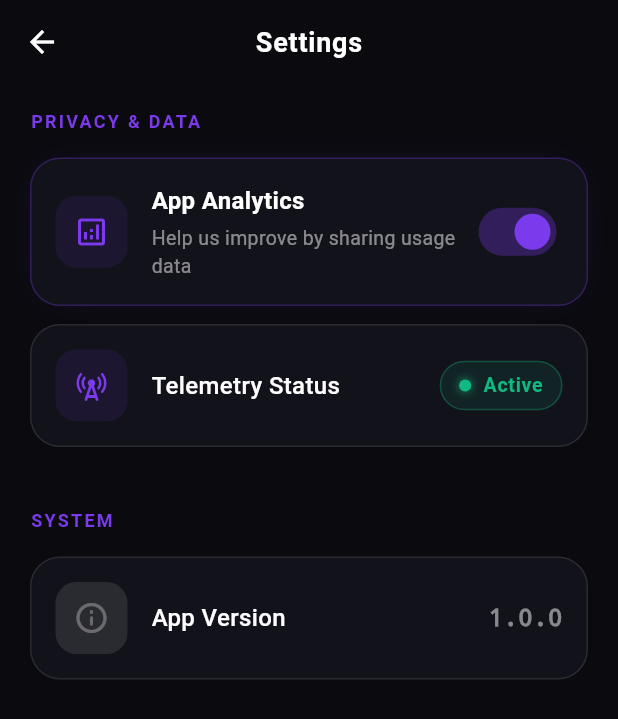
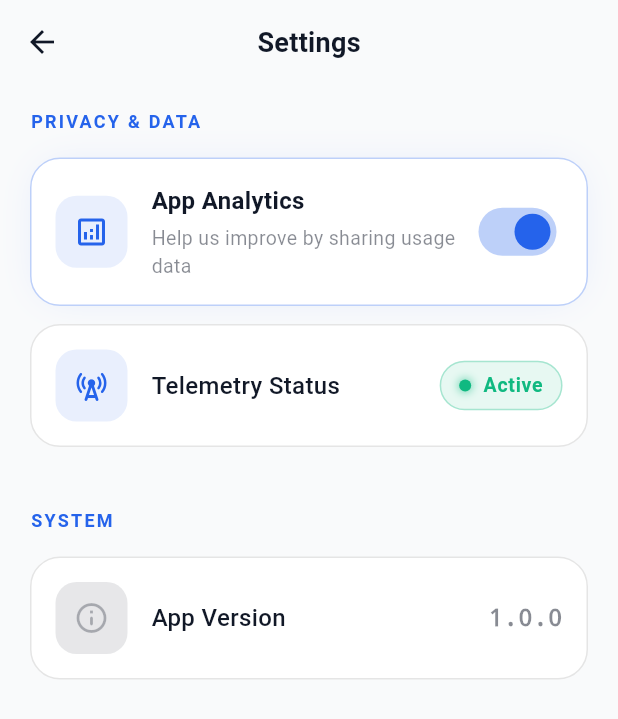
Before and after one commit to Sri-Varshith/DocuLens, a Flutter app: the screen it shows after launch, after a tap on the "settings" icon, on a phone screen of 412 x 824 dp. Shown: the top 719 px of the screen. Run offline on Flutter 3.47's test engine with Material 3 defaults, Android fonts, the phone set to English and light mode, and no system bars; drawn by our look-alikes of flutter_animate; our stand-ins replace firebase_analytics, firebase_core, image_picker, sqflite; missing offline and left inert: google_mlkit_entity_extraction, google_mlkit_text_recognition; accounts and stored records are empty.

Commit message:
theme updated

```diff
--- a/doculens/lib/main.dart
+++ b/doculens/lib/main.dart
@@ -18,7 +18,7 @@ class DocuLensApp extends StatelessWidget {
     return MaterialApp(
       title: 'DocuLens',
       debugShowCheckedModeBanner: false,
-      theme: AppTheme.darkTheme,
+      theme: AppTheme.lightTheme,
       home: const HomeScreen(),
     );
   }
--- a/doculens/lib/theme/app_theme.dart
+++ b/doculens/lib/theme/app_theme.dart
@@ -1,59 +1,76 @@
 import 'package:flutter/material.dart';
 
 class AppColors {
-  static const background = Color(0xFF0A0A0F);
-  static const surface = Color(0xFF12121A);
-  static const surfaceLight = Color(0xFF1C1C28);
-  static const primary = Color(0xFF7C3AED);
-  static const accent = Color(0xFFA855F7);
+  // Soft, clean backgrounds
+  static const background = Color(0xFFF9FAFB);   // Very light, breathable gray
+  static const surface = Color(0xFFFFFFFF);      // Pure white for cards/content
+  static const surfaceLight = Color(0xFFF3F4F6); // Subtle gray for inactive states
+
+  // Calm, trustworthy primary colors (Classic Tech Blue)
+  static const primary = Color(0xFF2563EB);      // Reliable, calm blue
+  static const accent = Color(0xFF3B82F6);       // Slightly lighter blue for active states
+
+  // Standard semantic colors (kept standard so users instinctively understand them)
   static const success = Color(0xFF10B981);
   static const warning = Color(0xFFF59E0B);
   static const error = Color(0xFFEF4444);
-  static const textPrimary = Color(0xFFFFFFFF);
-  static const textSecondary = Color(0xFF9CA3AF);
-  static const border = Color(0xFF2D2D3D);
+
+  // Highly readable text colors (Charcoal is better for eyes than pure black)
+  static const textPrimary = Color(0xFF111827);
+  static const textSecondary = Color(0xFF6B7280);
+
+  // Extremely subtle borders to separate content without clutter
+  static const border = Color(0xFFE5E7EB);
 }
 
 class AppTheme {
-  static ThemeData get darkTheme {
+  static ThemeData get lightTheme { // Renamed from darkTheme
     return ThemeData(
       useMaterial3: true,
-      brightness: Brightness.dark,
+      brightness: Brightness.light,
       scaffoldBackgroundColor: AppColors.background,
-      colorScheme: const ColorScheme.dark(
-        background: AppColors.background,
+
+      colorScheme: const ColorScheme.light(
         surface: AppColors.surface,
         primary: AppColors.primary,
         secondary: AppColors.accent,
         error: AppColors.error,
+        onSurface: AppColors.textPrimary,
       ),
+
       appBarTheme: const AppBarTheme(
-        backgroundColor: AppColors.background,
+        backgroundColor: AppColors.surface, // Clean white header
+        foregroundColor: AppColors.textPrimary,
         elevation: 0,
         centerTitle: true,
+        scrolledUnderElevation: 1, // Slight shadow when scrolling
         titleTextStyle: TextStyle(
           color: AppColors.textPrimary,
           fontSize: 18,
           fontWeight: FontWeight.w600,
-          letterSpacing: 0.5,
+          letterSpacing: 0.2,
         ),
         iconTheme: IconThemeData(color: AppColors.textPrimary),
       ),
+
       cardTheme: CardThemeData(
         color: AppColors.surface,
-        elevation: 0,
+        elevation: 0, // Flat design
+        margin: EdgeInsets.zero,
         shape: RoundedRectangleBorder(
-          borderRadius: BorderRadius.circular(16),
-          side: BorderSide(color: AppColors.border, width: 1),
+          borderRadius: BorderRadius.circular(12),
+          side: const BorderSide(color: AppColors.border, width: 1),
         ),
       ),
+
       elevatedButtonTheme: ElevatedButtonThemeData(
         style: ElevatedButton.styleFrom(
           backgroundColor: AppColors.primary,
           foregroundColor: Colors.white,
+          elevation: 0, // Flat buttons look more modern and calm
           padding: const EdgeInsets.symmetric(vertical: 16, horizontal: 24),
           shape: RoundedRectangleBorder(
-            borderRadius: BorderRadius.circular(12),
+            borderRadius: BorderRadius.circular(10),
           ),
           textStyle: const TextStyle(
             fontSize: 16,
@@ -61,13 +78,14 @@ class AppTheme {
           ),
         ),
       ),
+
       outlinedButtonTheme: OutlinedButtonThemeData(
         style: OutlinedButton.styleFrom(
-          foregroundColor: AppColors.accent,
+          foregroundColor: AppColors.primary,
           padding: const EdgeInsets.symmetric(vertical: 16, horizontal: 24),
-          side: const BorderSide(color: AppColors.accent, width: 1.5),
+          side: const BorderSide(color: AppColors.border, width: 1.5),
           shape: RoundedRectangleBorder(
-            borderRadius: BorderRadius.circular(12),
+            borderRadius: BorderRadius.circular(10),
           ),
           textStyle: const TextStyle(
             fontSize: 16,
@@ -75,17 +93,38 @@ class AppTheme {
           ),
         ),
       ),
+
       switchTheme: SwitchThemeData(
         thumbColor: WidgetStateProperty.resolveWith((states) {
-          if (states.contains(WidgetState.selected)) return AppColors.primary;
+          if (states.contains(WidgetState.selected)) return Colors.white;
           return AppColors.textSecondary;
         }),
         trackColor: WidgetStateProperty.resolveWith((states) {
           if (states.contains(WidgetState.selected)) {
-            return AppColors.primary.withOpacity(0.4);
+            return AppColors.primary;
           }
-          return AppColors.surfaceLight;
+          return AppColors.border; // Soft gray when off
         }),
+        trackOutlineColor: WidgetStateProperty.all(Colors.transparent), // Removes the harsh outline
+      ),
+
+      // Cleans up the default text inputs for your edit dialogs
+      inputDecorationTheme: InputDecorationTheme(
+        filled: true,
+        fillColor: AppColors.background,
+        labelStyle: const TextStyle(color: AppColors.textSecondary),
+        border: OutlineInputBorder(
+          borderRadius: BorderRadius.circular(8),
+          borderSide: const BorderSide(color: AppColors.border),
+        ),
+        enabledBorder: OutlineInputBorder(
+          borderRadius: BorderRadius.circular(8),
+          borderSide: const BorderSide(color: AppColors.border),
+        ),
+        focusedBorder: OutlineInputBorder(
+          borderRadius: BorderRadius.circular(8),
+          borderSide: const BorderSide(color: AppColors.primary, width: 2),
+        ),
       ),
     );
   }
```
